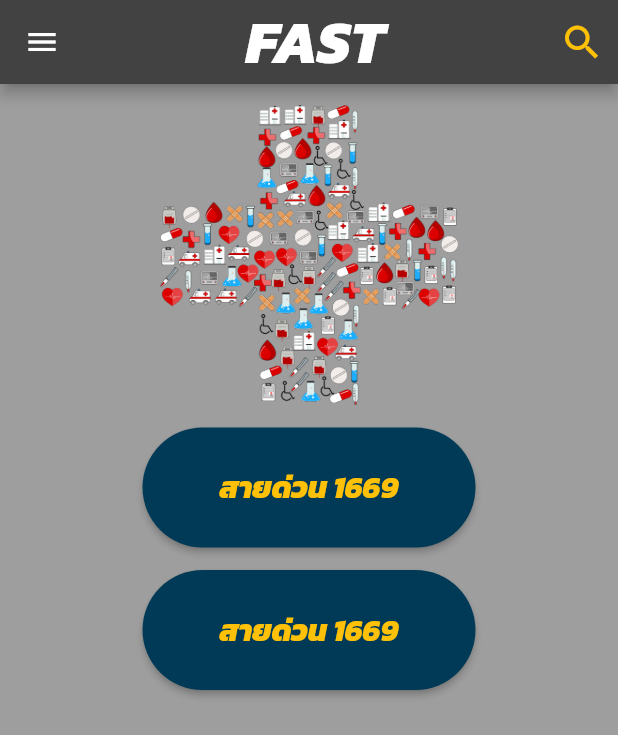
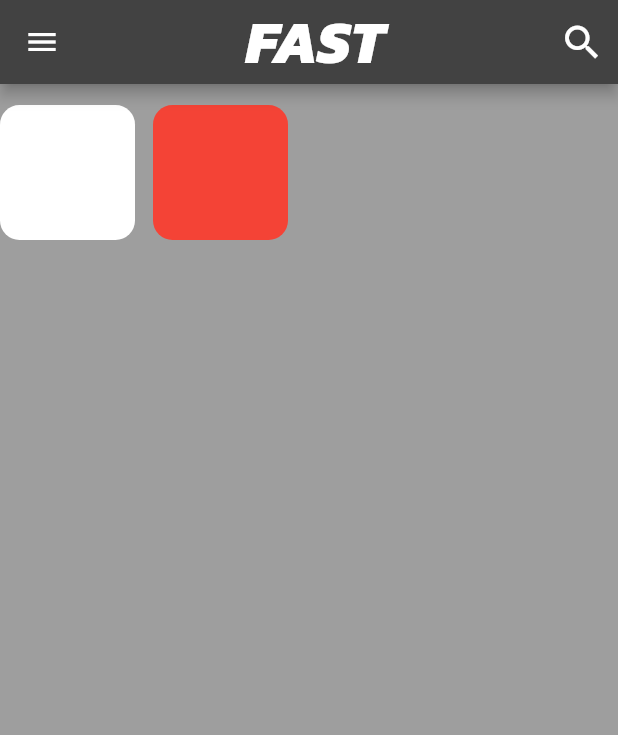
Before and after one commit to thaworn-s/flutter_fast_app, a Flutter app: the screen it shows after launch, on a phone screen of 412 x 824 dp. Shown: the top 735 px of the screen. Run offline on Flutter 3.47's test engine with Material 2 defaults, Android fonts, the phone set to English and light mode, and no system bars.

Commit message:
Code V.10: add widget container on HomeUI

```diff
--- a/lib/views/home_ui.dart
+++ b/lib/views/home_ui.dart
@@ -1,5 +1,6 @@
 import 'dart:async';
 
+import 'package:fast_app/main.dart';
 import 'package:flutter/material.dart';
 
 class HomeUI extends StatefulWidget {
@@ -17,7 +18,7 @@ class _HomeUIState extends State<HomeUI> {
         actions: [
           IconButton(
               icon: Icon(
-                color: Colors.amber,
+                color: Colors.white,
                 size: 30.0,
                 Icons.search,
               ),
@@ -85,73 +86,72 @@ class _HomeUIState extends State<HomeUI> {
           SizedBox(
             height: 14.0,
           ),
-          Center(
-            child: Container(
-              child: Image.asset(
-                'assets/images/cross.png',
+          Row(
+            children: [
+              Container(
+                decoration: BoxDecoration(
+                  borderRadius: BorderRadius.circular(13.0),
+                  color: Colors.white,
                 ),
-              height: 200,
+                height: 90,
+                child: Column(
+                  mainAxisSize: MainAxisSize.max,
+                  children: <Widget>[
+                    Container(
+                      width: 90.0,
+                    ),
+                    // Text(
+                    //   'เรียกรถพยาบาย',
+                    //   style: TextStyle(
+                    //     color: Colors.black,
+                    //     fontSize: 15,
+
+                    //   ),
+                    // ),
+                    SizedBox(
+                      height: 15.0,
+                    ),
+                    // Image.asset(
+                    //   'assets/images/fast1.png',
+                    //   height: 32.0,
+                    // ),
+                  ],
                 ),
               ),
               SizedBox(
-            height: 15.0,
+                width: 12.0,
               ),
-          Padding(
-            padding: EdgeInsets.only(
-              left: 95.0,
-              right: 95.0,
+              Container(
+                decoration: BoxDecoration(
+                  borderRadius: BorderRadius.circular(13.0),
+                  color: Colors.red,
                 ),
-            child: ElevatedButton(
-              onPressed: () {},
-              child: Text(
-                'สายด่วน 1669',
-                style: TextStyle(
-                  fontSize: 20,
-                  color: Colors.amber,
+                height: 90,
+                child: Column(
+                  mainAxisSize: MainAxisSize.max,
+                  children: <Widget>[
+                    Container(
+                      width: 90.0,
                     ),
-              ),
-              style: ElevatedButton.styleFrom(
-                primary: Color.fromARGB(255, 0, 58, 86),
-                minimumSize: const Size.fromHeight(
-                  80,
-                ),
-                shape: RoundedRectangleBorder(
-                  borderRadius: BorderRadius.circular(
-                    50.0,
-                  ),
-                ),
-              ),
-            ),
-          ),
+                    // Text(
+                    //   'เรียกรถพยาบาย',
+                    //   style: TextStyle(
+                    //     color: Colors.black,
+                    //     fontSize: 15,
+
+                    //   ),
+                    // ),
                     SizedBox(
                       height: 15.0,
                     ),
-          Padding(
-            padding: EdgeInsets.only(
-              left: 95.0,
-              right: 95.0,
-            ),
-            child: ElevatedButton(
-              onPressed: () {},
-              child: Text(
-                'สายด่วน 1669',
-                style: TextStyle(
-                  fontSize: 20,
-                  color: Colors.amber,
+                    // Image.asset(
+                    //   'assets/images/fast1.png',
+                    //   height: 32.0,
+                    // ),
+                  ],
                 ),
               ),
-              style: ElevatedButton.styleFrom(
-                primary: Color.fromARGB(255, 0, 58, 86),
-                minimumSize: const Size.fromHeight(
-                  80,
-                ),
-                shape: RoundedRectangleBorder(
-                  borderRadius: BorderRadius.circular(
-                    50.0,
-                  ),
-                ),
-              ),
-            ),
+            ],
           ),
         ],
       ),
```
Lines whose indentation alone changed are shown as unchanged.
